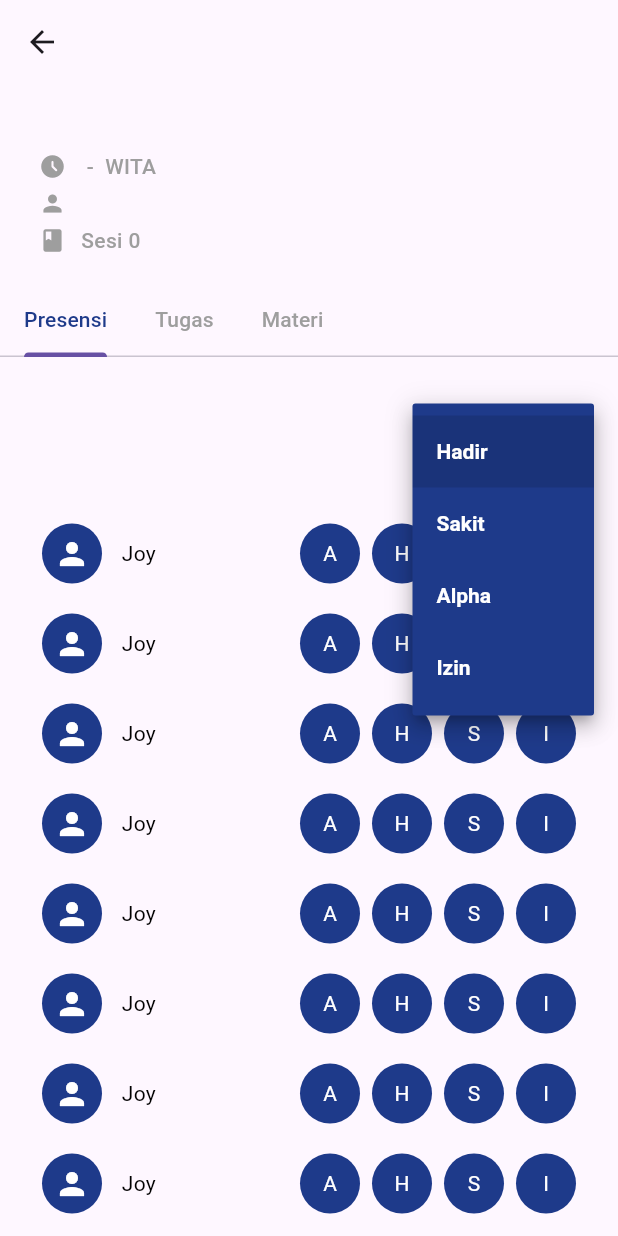
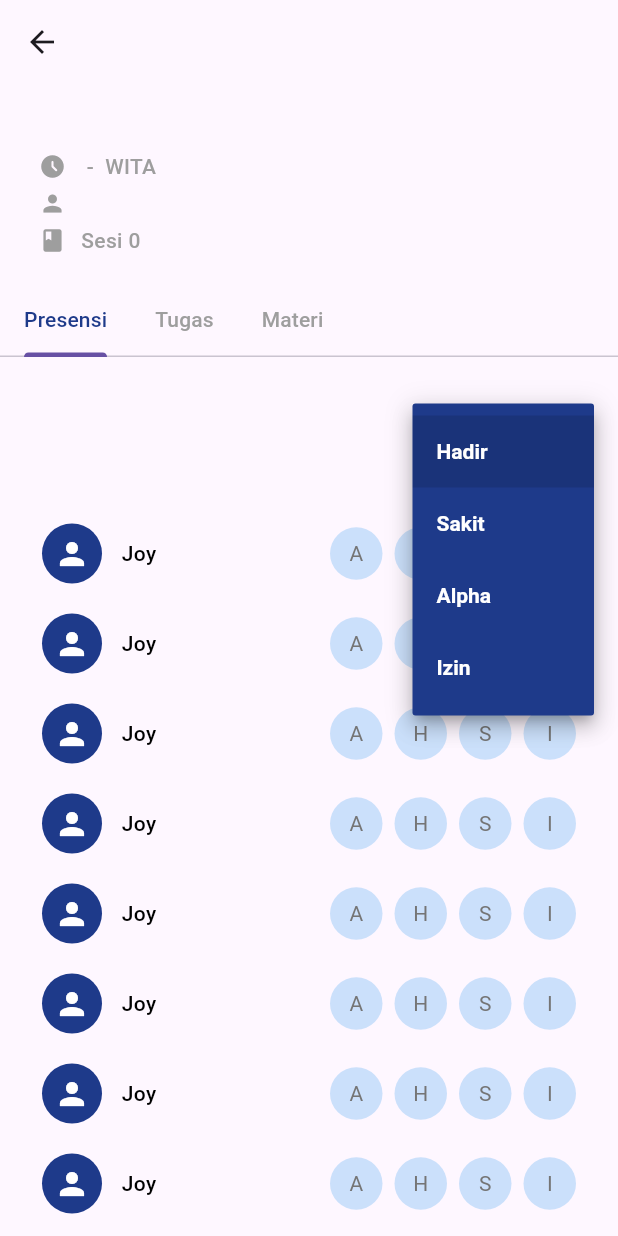
Before and after one commit to akufarish/pbl-simpadu-pegawai, a Flutter app: the DetailSesiScreen screen opened directly with empty values, after a tap on "Hadir", on a phone screen of 412 x 824 dp. Run offline on Flutter 3.47's test engine with Material 3 defaults, Android fonts, the phone set to English and light mode, and no system bars; our stand-ins replace dio, flutter_dotenv, jwt_decoder, shared_preferences, table_calendar; accounts and stored records are empty; network calls fail.

Commit message:
finishing sesi presensi mahasiswa

```diff
--- a/lib/components/presensi_mahasiswa.dart
+++ b/lib/components/presensi_mahasiswa.dart
@@ -9,6 +9,8 @@ class PresensiMahasiswa extends StatefulWidget {
 }
 
 class _PresensiMahasiswaState extends State<PresensiMahasiswa> {
+  String? _selectedStatus;
+
   @override
   Widget build(BuildContext context) {
     return Padding(
@@ -18,15 +20,20 @@ class _PresensiMahasiswaState extends State<PresensiMahasiswa> {
           CircleAvatar(
             radius: 20,
             backgroundColor: AppColors.primaryColor,
-            child: Icon(Icons.person, color: Colors.white),
+            child: const Icon(Icons.person, color: Colors.white),
           ),
-          SizedBox(width: 13),
-          Expanded(
-            child: Text("Joy", style: TextStyle(color: Colors.black)),
+          const SizedBox(width: 13),
+          const Expanded(
+            child: Text(
+              "Joy",
+              style: TextStyle(
+                color: Colors.black,
+                fontWeight: FontWeight.w500,
               ),
-          Align(
-            alignment: Alignment.centerRight,
-            child: Row(
+            ),
+          ),
+          Row(
+            mainAxisSize: MainAxisSize.min,
             children: [
               _kehadiranButton("Alpha", "A"),
               _kehadiranButton("Hadir", "H"),
@@ -34,27 +41,46 @@ class _PresensiMahasiswaState extends State<PresensiMahasiswa> {
               _kehadiranButton("Izin", "I"),
             ],
           ),
-          ),
         ],
       ),
     );
   }
 
-  Padding _kehadiranButton(String data, String label) {
+  Widget _kehadiranButton(String data, String label) {
+    bool isSelected = _selectedStatus == data;
+
     return Padding(
       padding: const EdgeInsets.only(left: 8),
       child: InkWell(
-        onTap: () => {},
+        onTap: () {
+          setState(() {
+            _selectedStatus = data;
+          });
+          debugPrint("Status dipilih: $data");
+        },
         borderRadius: BorderRadius.circular(50),
-        child: Container(
-          width: 40,
-          height: 40,
+        child: AnimatedContainer(
+          duration: const Duration(milliseconds: 200),
+          width: 35,
+          height: 35,
           decoration: BoxDecoration(
             shape: BoxShape.circle,
-            color: AppColors.primaryColor,
+            color: isSelected
+                ? AppColors.primaryColor
+                : AppColors.secondaryColor,
+            border: Border.all(
+              color: isSelected ? AppColors.primaryColor : Colors.transparent,
+            ),
           ),
           child: Center(
-            child: Text(label, style: TextStyle(color: Colors.white)),
+            child: Text(
+              label,
+              style: TextStyle(
+                color: isSelected ? Colors.white : Colors.grey[600],
+                fontWeight: isSelected ? FontWeight.bold : FontWeight.normal,
+                fontSize: 14,
+              ),
+            ),
           ),
         ),
       ),
--- a/lib/screens/main_screen.dart
+++ b/lib/screens/main_screen.dart
@@ -1,6 +1,7 @@
 import 'package:flutter/material.dart';
 import 'package:pegawai/screens/dashboard_screen.dart';
 import 'package:pegawai/screens/mata_kuliah_screen.dart';
+import 'package:pegawai/screens/new_dashboard.dart';
 import 'package:pegawai/screens/profile_screen.dart';
 import 'package:pegawai/utils/app_colors.dart';
 
@@ -15,7 +16,8 @@ class _MainScreenState extends State<MainScreen> {
   int _selectedIndex = 0;
 
   final List<Widget> _pages = [
-    DashboardScreen(),
+    // DashboardScreen(),
+    NewDashboard(),
     MataKuliahScreen(),
     ProfileScreen(),
   ];
```
Also changed, not shown: lib/components/sesi_card.dart (+23 -0 lines), lib/screens/new_dashboard.dart (added, +190 -0 lines). Lines whose indentation alone changed are shown as unchanged.
